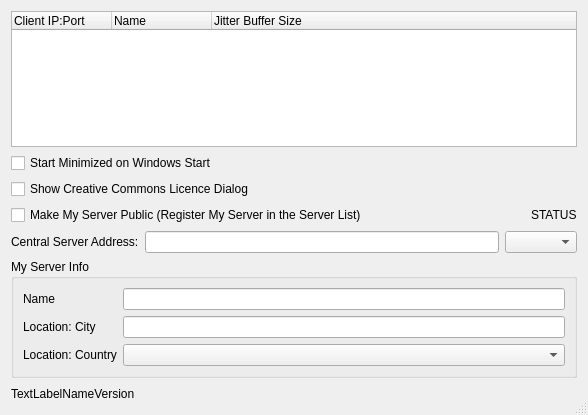
jamulussoftware/jamulus, file src/serverdlgbase.ui: the form before one commit.
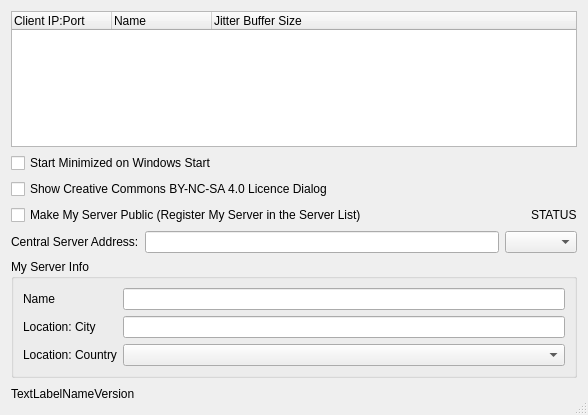
The form after the commit. Icons and pictures are not drawn.

Commit message:
document which CC licence exactly is shown
(it’s a restricted one)

advances #100

```diff
--- a/src/serverdlgbase.ui
+++ b/src/serverdlgbase.ui
@@ -56,7 +56,7 @@
    <item>
     <widget class="QCheckBox" name="chbUseCCLicence">
      <property name="text">
-      <string>Show Creative Commons Licence Dialog</string>
+      <string>Show Creative Commons BY-NC-SA 4.0 Licence Dialog</string>
      </property>
     </widget>
    </item>
```
The commit also changes 1 other file.
